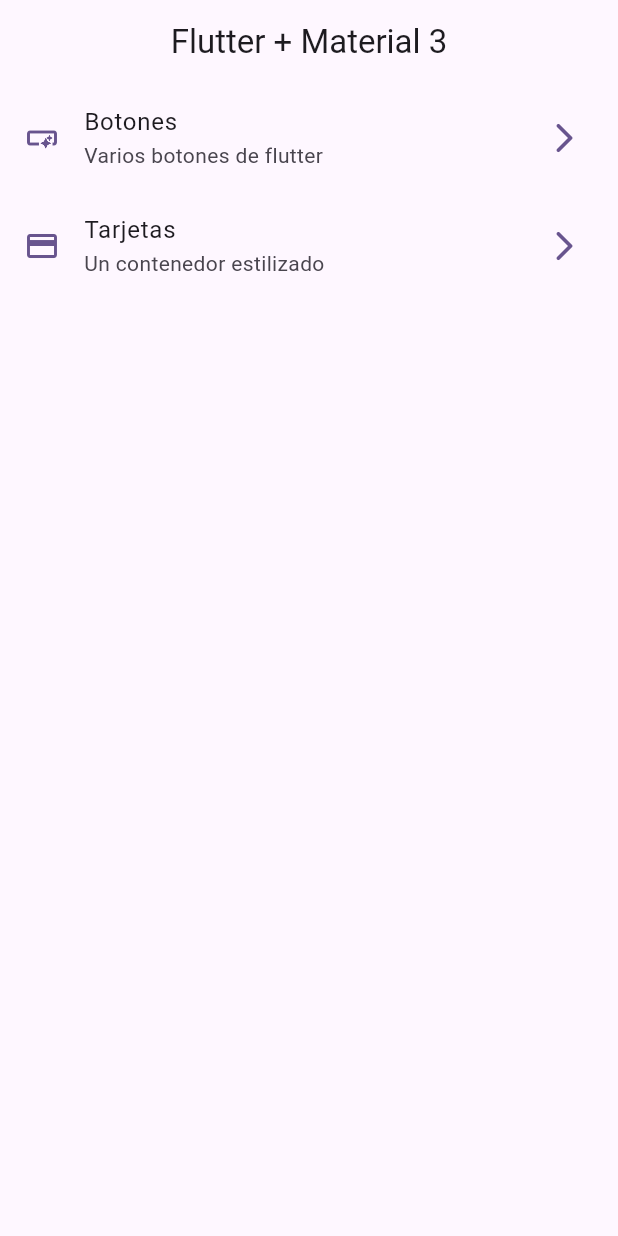
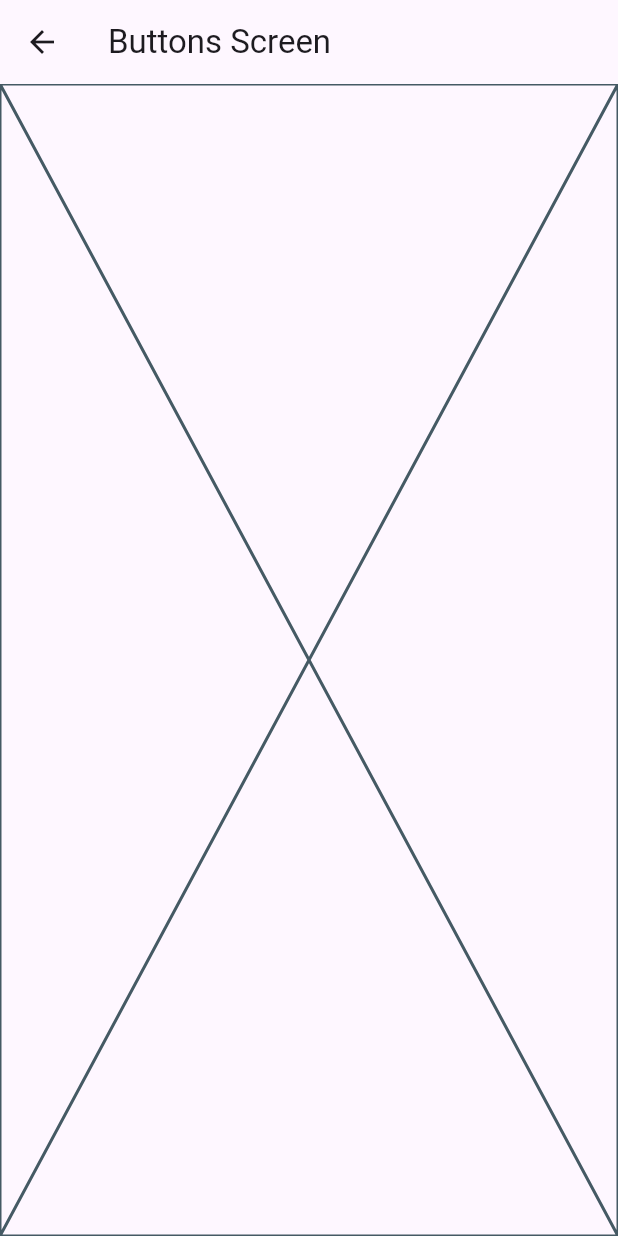
Before and after one commit to Fredy002/FlutterRiverpodWidgetsSuite, a Flutter app: the screen it shows after launch, after a tap on "Botones", on a phone screen of 412 x 824 dp. Run offline on Flutter 3.47's test engine with Material 2 defaults, Android fonts, the phone set to English and light mode, and no system bars.

```diff
--- a/lib/config/menu/menuItems.dart
+++ b/lib/config/menu/menuItems.dart
@@ -23,6 +23,6 @@ const appMenuItems = <MenuItems>[
   MenuItems(
       title: 'Tarjetas',
       subtitle: 'Un contenedor estilizado',
-      link: '/card',
+      link: '/cards',
       icon: Icons.credit_card)
 ];
--- a/lib/main.dart
+++ b/lib/main.dart
@@ -1,5 +1,7 @@
 import 'package:flutter/material.dart';
 import 'package:widgets_app/config/theme/appTheme.dart';
+import 'package:widgets_app/src/screens/buttons/buttonsScreen.dart';
+import 'package:widgets_app/src/screens/cards/cardsScreen.dart';
 import 'package:widgets_app/src/screens/home/homeScreen.dart';
 
 void main() {
@@ -14,7 +16,11 @@ class MainApp extends StatelessWidget {
     return MaterialApp(
       debugShowCheckedModeBanner: false,
       theme: AppTheme(selectedColor: 9).getTheme(),
-      home: const HomeScreen()
+      home: const HomeScreen(),
+      routes: {
+        '/buttons':(context) => const ButtonsScreen(),
+        '/cards':(context) => const CardsScreen()
+      },
     );
   }
 }
--- /dev/null
+++ b/lib/src/screens/buttons/buttonsScreen.dart
@@ -0,0 +1,16 @@
+// ignore_for_file: file_names
+import 'package:flutter/material.dart';
+
+class ButtonsScreen extends StatelessWidget {
+  const ButtonsScreen({super.key});
+
+  @override
+  Widget build(BuildContext context) {
+    return Scaffold(
+      appBar: AppBar(
+        title: const Text('Buttons Screen')
+      ),
+      body: const Placeholder(),
+    );
+  }
+}
--- a/lib/src/screens/home/homeScreen.dart
+++ b/lib/src/screens/home/homeScreen.dart
@@ -1,7 +1,6 @@
 // ignore_for_file: file_names
 import 'package:flutter/material.dart';
 import 'package:widgets_app/config/menu/menuItems.dart';
-
 class HomeScreen extends StatelessWidget {
   const HomeScreen({super.key});
 
@@ -42,7 +41,6 @@ class _CustomListTitle extends StatelessWidget {
 
   @override
   Widget build(BuildContext context) {
-
     final colors = Theme.of(context).colorScheme;
 
     return ListTile(
@@ -52,6 +50,10 @@ class _CustomListTitle extends StatelessWidget {
       subtitle: Text(menuItem.subtitle),
       onTap: () {
         // Permite Navegar a otras pantallas
+        /* Navigator.of(context).push(
+            MaterialPageRoute(builder: (context) => const ButtonsScreen())); */
+        // otra manera más fácil y rápida (con la implemnetacion en el main)
+        Navigator.pushNamed(context, menuItem.link);
       },
     );
   }
```
Also changed, not shown: lib/src/screens/cards/cardsScreen.dart (added, +16 -0 lines).
